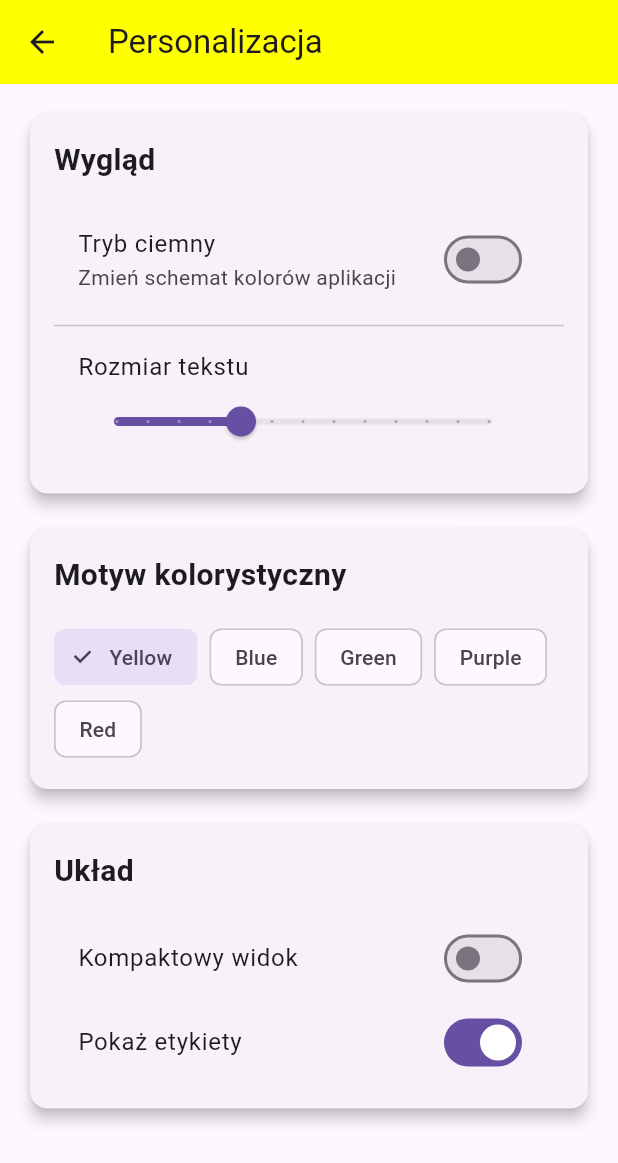
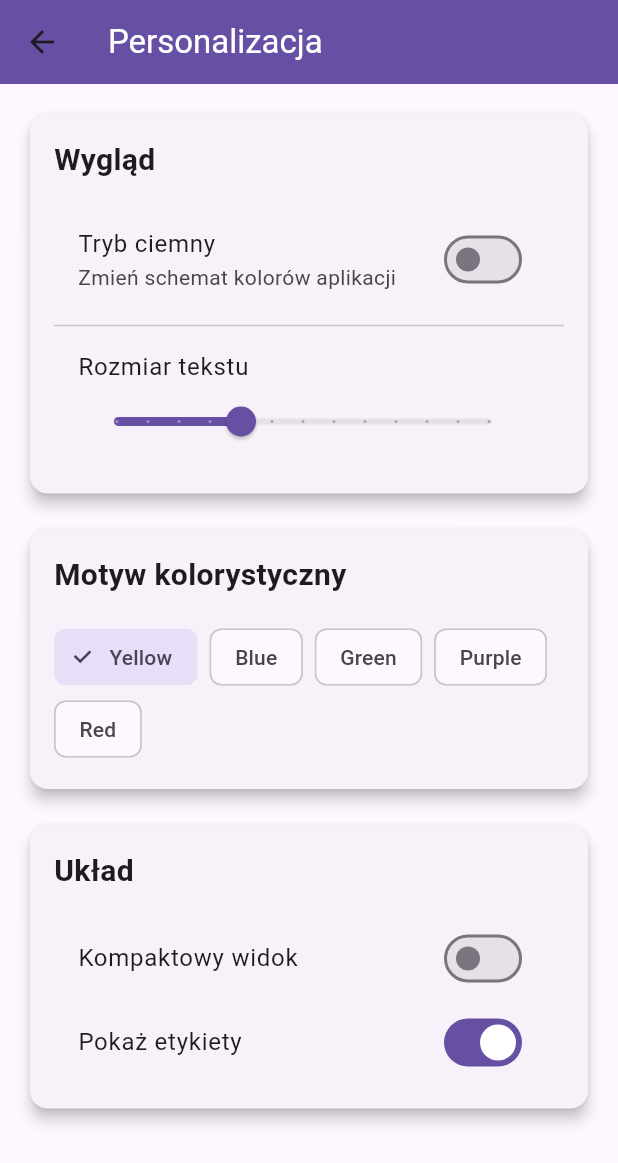
Before and after one commit to devglz/nawykomat-habit-app, a Flutter app: the PersonalizationPage screen opened by its route, on a phone screen of 412 x 824 dp. Shown: the top 1163 px of the screen. Run offline on Flutter 3.47's test engine with Material 3 defaults, Android fonts, the light colour scheme and no system bars; our stand-ins replace cloud_firestore, firebase_auth, firebase_core, fl_chart, flutter_svg, google_sign_in and 1 more; accounts and stored records are empty.

Commit message:
aktualizacja 12

```diff
--- a/lib/ui/settings/personalization_page.dart
+++ b/lib/ui/settings/personalization_page.dart
@@ -41,8 +41,8 @@ class PersonalizationPageState extends State<PersonalizationPage> {
   Widget build(BuildContext context) {
     return Scaffold(
       appBar: AppBar(
-        title: const Text('Personalizacja'),
-        backgroundColor: Colors.yellowAccent,
+        title: const Text('Personalizacja', style: TextStyle(color: Colors.white)),
+        backgroundColor: const Color(0xFF6750A4),
         leading: IconButton(
           icon: const Icon(Icons.arrow_back),
           onPressed: () => Navigator.pop(context),
--- a/lib/ui/settings/profile_page.dart
+++ b/lib/ui/settings/profile_page.dart
@@ -356,8 +356,8 @@ class ProfilePage extends StatelessWidget {
 
     return Scaffold(
       appBar: AppBar(
-        title: const Text('Profil'),
-        backgroundColor: Colors.yellowAccent,
+        title: const Text('Profil', style: TextStyle(color: Colors.white)),
+        backgroundColor: const Color(0xFF6750A4),
       ),
       body: Padding(
         padding: const EdgeInsets.all(16.0),
```
